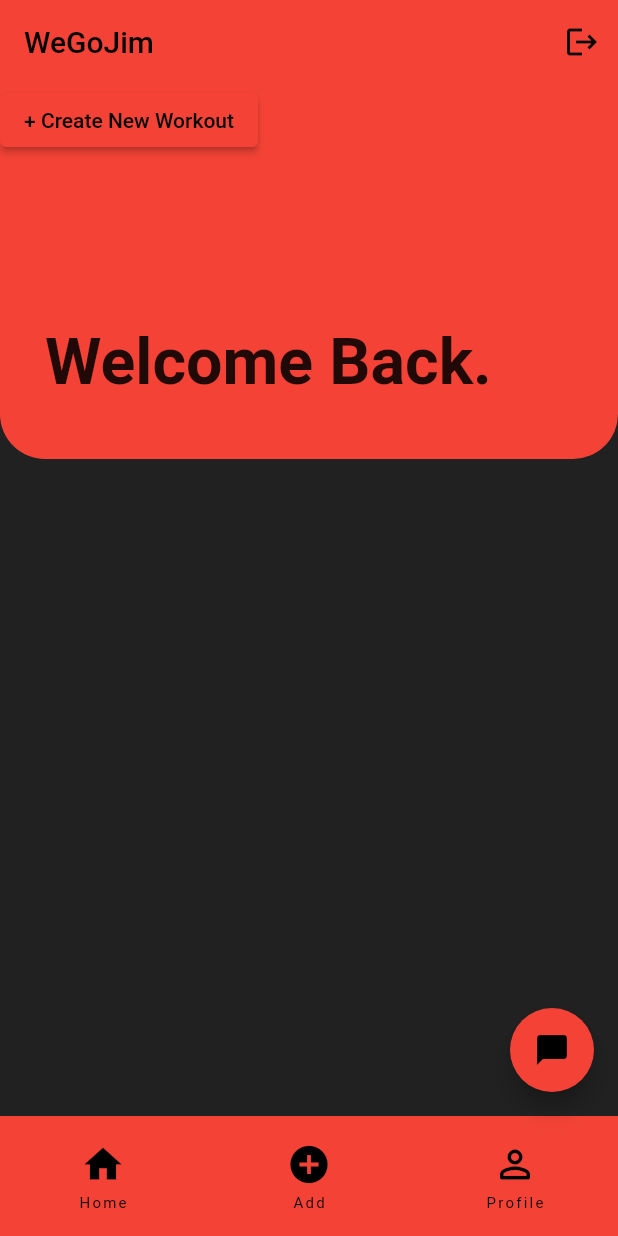
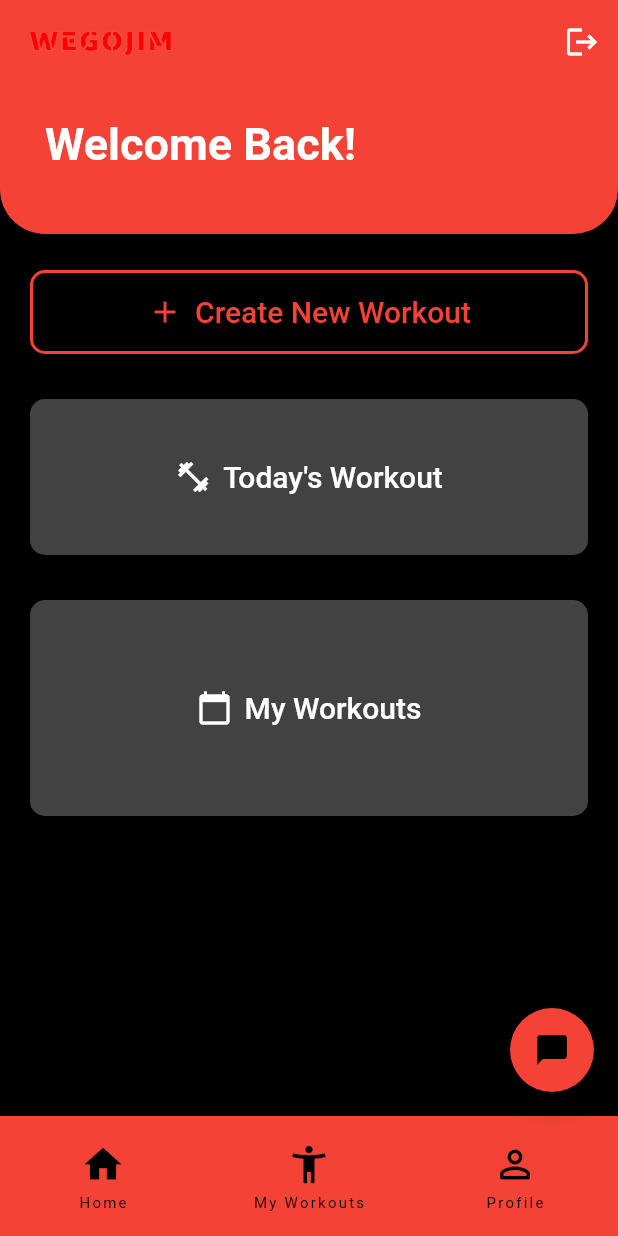
Before and after one commit to shannon-jx/WeGoJim, a Flutter app: the screen it shows once a user with an empty profile is signed in, after a tap on the "logout" icon, on a phone screen of 412 x 824 dp. Run offline on Flutter 3.47's test engine with Material 2 defaults, Android fonts, the phone set to English and light mode, and no system bars; our stand-ins replace firebase_auth, firebase_core; accounts and stored records are empty; generated files the repository leaves out were written again; network calls fail.

Commit message:
Add files via upload

```diff
--- a/lib/home_page.dart
+++ b/lib/home_page.dart
@@ -1,12 +1,25 @@
 import 'package:flutter/material.dart';
 import 'package:wegojim/create_new_workout_page.dart';
+import 'package:wegojim/todays_workout_page.dart';
+
+import 'my_workouts_page.dart';
 
 class HomePage extends StatelessWidget {
   const HomePage({super.key});
 
   @override
   Widget build(BuildContext context) {
-    return Stack(
+    return Scaffold(
+      body: Container(
+        decoration: const BoxDecoration(
+          gradient: LinearGradient(
+            colors: [Colors.black, Colors.black],
+            begin: Alignment.center,
+            end: Alignment.bottomCenter,
+          ),
+        ),
+        child: Column(
+          crossAxisAlignment: CrossAxisAlignment.stretch,
           children: [
             Container(
               decoration: const BoxDecoration(
@@ -16,24 +29,27 @@ class HomePage extends StatelessWidget {
                 ),
                 color: Colors.red,
               ),
-          height: 250,
+              height: 100,
               padding: const EdgeInsets.only(
                 left: 30,
-            bottom: 40,
+                bottom: 20,
               ),
               child: const Align(
-            alignment: Alignment.bottomLeft,
+                alignment: Alignment.centerLeft,
                 child: Text(
-              'Welcome Back.',
+                  'Welcome Back!',
                   style: TextStyle(
-                fontSize: 43,
+                    fontSize: 30,
                     fontWeight: FontWeight.bold,
+                    color: Colors.white,
                   ),
                 ),
               ),
             ),
-
-        ElevatedButton(
+            const SizedBox(height: 24),
+            Padding(
+              padding: const EdgeInsets.symmetric(horizontal: 20),
+              child: ElevatedButton(
                 onPressed: () {
                   Navigator.of(context).push(
                     MaterialPageRoute(
@@ -43,9 +59,100 @@ class HomePage extends StatelessWidget {
                     ),
                   );
                 },
-        child: const Text('+ Create New Workout', style: TextStyle(color: Colors.black),),
+                style: TextButton.styleFrom(
+                  padding: const EdgeInsets.all(16),
+                  backgroundColor: Colors.transparent,
+                  shape: RoundedRectangleBorder(
+                    borderRadius: BorderRadius.circular(10),
+                    side: const BorderSide(color: Colors.red, width: 2),
+                  ),
+                ),
+                child: const Row(
+                  mainAxisAlignment: MainAxisAlignment.center,
+                  children: [
+                    Icon(Icons.add, color: Colors.red),
+                    SizedBox(width: 8),
+                    Text(
+                      'Create New Workout',
+                      style: TextStyle(fontSize: 20,
+                      color: Colors.red),
                     ),
                   ],
+                ),
+              ),
+            ),
+            const SizedBox(height: 30),
+            Padding(
+              padding: const EdgeInsets.symmetric(horizontal: 20),
+              child: ElevatedButton(
+                onPressed: () {
+                  Navigator.of(context).push(
+                    MaterialPageRoute(
+                      builder: (BuildContext context) {
+                        return const TodaysWorkout();
+                      },
+                    ),
+                  );
+                },
+                style: ElevatedButton.styleFrom(
+                  padding: const EdgeInsets.all(40), backgroundColor: Colors.grey[800],
+                  shape: RoundedRectangleBorder(
+                    borderRadius: BorderRadius.circular(10),
+                  ),
+                ),
+                child: const Row(
+                  mainAxisAlignment: MainAxisAlignment.center,
+                  children: [
+                    Icon(Icons.fitness_center, color: Colors.white),
+                    SizedBox(width: 8),
+                    Text(
+                      "Today's Workout",
+                      style: TextStyle(
+                        fontSize: 20,
+                        color: Colors.white),
+                    ),
+                  ],
+                ),
+              ),
+            ),
+            const SizedBox(height: 30),
+            Padding(
+              padding: const EdgeInsets.symmetric(horizontal: 20),
+              child: ElevatedButton(
+                onPressed: () {
+                  Navigator.of(context).push(
+                    MaterialPageRoute(
+                      builder: (BuildContext context) {
+                        return const MyWorkoutsPage();
+                      },
+                    ),
+                  );
+                },
+                style: ElevatedButton.styleFrom(
+                  padding: const EdgeInsets.all(60), backgroundColor: Colors.grey[800],
+                  shape: RoundedRectangleBorder(
+                    borderRadius: BorderRadius.circular(10),
+                  ),
+                ),
+                child: const Row(
+                  mainAxisAlignment: MainAxisAlignment.center,
+                  children: [
+                    Icon(Icons.calendar_today, color: Colors.white
+                    ),
+                    SizedBox(width: 8),
+                    Text(
+                      "My Workouts",
+                      style: TextStyle(
+                        fontSize: 20,
+                        color: Colors.white),
+                    ),
+                  ],
+                ),
+              ),
+            ),
+          ],
+        ),
+      ),
     );
   }
 }
--- a/lib/login_page.dart
+++ b/lib/login_page.dart
@@ -72,7 +72,15 @@ class _LoginPageState extends State<LoginPage> {
   Widget build(BuildContext context) {
     return Scaffold(
       backgroundColor: Colors.black,
-      body: SafeArea(
+      body: Container(
+        decoration: const BoxDecoration(
+          gradient: LinearGradient(
+            begin: Alignment.center,
+            end: Alignment.bottomCenter,
+            colors: [Colors.black, Colors.red],
+          ),
+        ),
+        child: SafeArea(
           child: Center(
             child: SingleChildScrollView(
               child: Column(
@@ -82,7 +90,7 @@ class _LoginPageState extends State<LoginPage> {
                     child: Image.asset('assets/logo.png'),
                   ),
 
-                const SizedBox(height: 80),
+                  const SizedBox(height: 30),
 
                   const Padding(
                     padding: EdgeInsets.only(
@@ -91,16 +99,16 @@ class _LoginPageState extends State<LoginPage> {
                     child: Align(
                       alignment: Alignment.centerLeft,
                       child: Text(
-                      'Login.',
+                        'Welcome back!',
                         style: TextStyle(
                           color: Colors.white,
-                        fontSize: 30,
+                          fontSize: 20,
                         ),
                       ),
                     ),
                   ),
 
-                const SizedBox(height: 25),
+                  const SizedBox(height: 15),
 
                   // email textfield
                   MyTextField(
@@ -173,6 +181,7 @@ class _LoginPageState extends State<LoginPage> {
             ),
           ),
         ),
+      ),
     );
   }
 }
--- a/lib/main.dart
+++ b/lib/main.dart
@@ -4,7 +4,7 @@ import 'package:wegojim/auth_page.dart';
 import 'package:wegojim/home_page.dart';
 
 import 'package:firebase_core/firebase_core.dart';
-import 'firebase_options.dart';
+import 'components/firebase_options.dart';
 
 void main() async {
   WidgetsFlutterBinding.ensureInitialized();
@@ -21,7 +21,10 @@ class MyApp extends StatelessWidget {
   Widget build(BuildContext context) {
     return MaterialApp(
       debugShowCheckedModeBanner: false,
-      theme: ThemeData(primarySwatch: Colors.red),
+      theme: ThemeData(
+        primarySwatch: Colors.red, // Change the primary color
+        hintColor: Colors.grey[400], // Change the accent color
+      ),
       home: const AuthPage(),
     );
   }
@@ -44,14 +47,21 @@ class _RootPageState extends State<RootPage> {
   @override
   Widget build(BuildContext context) {
     return Scaffold(
-      backgroundColor: Colors.grey.shade900,
+      backgroundColor: Colors.black,
       appBar: AppBar(
         elevation: 0,
-        title: const Text('WeGoJim', style: TextStyle(color: Colors.black)),
+        title: Image.asset(
+          'assets/logo.png',
+          width: 100,
+          height: 1000,
+        ),
         actions: [
           IconButton(
             onPressed: signUserOut,
-            icon: const Icon(Icons.logout, color: Colors.black,),
+            icon: const Icon(
+              Icons.logout,
+              color: Colors.white,
+            ),
           ),
         ],
       ),
@@ -60,15 +70,26 @@ class _RootPageState extends State<RootPage> {
         onPressed: () {
           debugPrint('Floating Action Button');
         },
-        child: const Icon(Icons.messenger_rounded, color: Colors.black,),
+        child: const Icon(
+          Icons.messenger_rounded,
+          color: Colors.black,
+        ),
       ),
       bottomNavigationBar: NavigationBar(
         backgroundColor: Colors.red,
         destinations: const [
-          NavigationDestination(icon: Icon(Icons.home_sharp, size: 30), label: 'Home'),
-          NavigationDestination(icon: Icon(Icons.add_circle, size: 30), label: 'Add'),
           NavigationDestination(
-              icon: Icon(Icons.person_outline_rounded, size: 30), label: 'Profile'),
+            icon: Icon(Icons.home_sharp, size: 30, color: Colors.black),
+            label: 'Home',
+          ),
+          NavigationDestination(
+              icon: Icon(Icons.accessibility_new_sharp,
+                  size: 30, color: Colors.black),
+              label: 'My Workouts'),
+          NavigationDestination(
+              icon: Icon(Icons.person_outline_rounded,
+                  size: 30, color: Colors.black),
+              label: 'Profile'),
         ],
         onDestinationSelected: (int index) {
           setState(() {
--- /dev/null
+++ b/lib/my_workouts_page.dart
@@ -0,0 +1,23 @@
+import 'package:flutter/material.dart';
+
+class MyWorkoutsPage extends StatelessWidget {
+  const MyWorkoutsPage({super.key});
+
+  @override
+  Widget build(BuildContext context) {
+    return Scaffold(
+      appBar: AppBar(
+        title: const Text('My Workouts'),
+      ),
+      body: const Center(
+        child: Text(
+          'My Workouts Page',
+          style: TextStyle(
+            fontSize: 24,
+            fontWeight: FontWeight.bold,
+          ),
+        ),
+      ),
+    );
+  }
+}
--- a/lib/register_page.dart
+++ b/lib/register_page.dart
@@ -1,9 +1,7 @@
 import 'package:firebase_auth/firebase_auth.dart';
 import 'package:flutter/material.dart';
 import 'package:wegojim/auth_page.dart';
-import 'package:wegojim/components/my_button.dart';
 import 'package:wegojim/components/my_textfield.dart';
-
 
 class RegisterPage extends StatefulWidget {
   const RegisterPage({super.key});
@@ -13,27 +11,35 @@ class RegisterPage extends StatefulWidget {
 }
 
 class _RegisterPageState extends State<RegisterPage> {
-
   final emailController = TextEditingController();
   final passwordController = TextEditingController();
   final confirmPasswordController = TextEditingController();
 
   void signUserUp() async {
+    String email = emailController.text.trim();
+    String password = passwordController.text.trim();
+    String confirmPassword = confirmPasswordController.text.trim();
+
+    if (email.isEmpty || password.isEmpty || confirmPassword.isEmpty) {
+      showErrorMessage("Please fill in all fields.");
+      return;
+    }
+
     try {
-      if (passwordController.text == confirmPasswordController.text) {
+      if (password == confirmPassword) {
         await FirebaseAuth.instance.createUserWithEmailAndPassword(
-          email: emailController.text,
-          password: passwordController.text,
+          email: email,
+          password: password,
         );
       } else {
-        showErrorMessage("Passwords Don't Match.");
+        showErrorMessage("Passwords don't match.");
       }
     } on FirebaseAuthException catch (e) {
       showErrorMessage(e.code);
     }
   }
 
-    // error message popup
+  // error message popup
   void showErrorMessage(String message) {
     showDialog(
       context: context,
@@ -74,7 +80,7 @@ class _RegisterPageState extends State<RegisterPage> {
                   child: Align(
                     alignment: Alignment.centerLeft,
                     child: Text(
-                      'Register.',
+                      'Join us!',
                       style: TextStyle(
                         color: Colors.white,
                         fontSize: 30,
@@ -84,6 +90,23 @@ class _RegisterPageState extends State<RegisterPage> {
                 ),
 
                 const SizedBox(height: 25),
+
+                // Name textfield
+                MyTextField(
+                  controller: emailController,
+                  hintText: 'First Name',
+                  obscureText: false,
+                ),
+
+                const SizedBox(height: 10),
+
+                MyTextField(
+                  controller: emailController,
+                  hintText: 'Last Name',
+                  obscureText: false,
+                ),
+
+                const SizedBox(height: 10),
 
                 // email textfield
                 MyTextField(
@@ -142,15 +165,15 @@ class _RegisterPageState extends State<RegisterPage> {
                   mainAxisAlignment: MainAxisAlignment.center,
                   children: [
                     const Text(
-                      'Have an account? ',
+                      'Already have an account? ',
                       style: TextStyle(color: Colors.white),
                     ),
-
                     const SizedBox(width: 4),
-
                     GestureDetector(
                       onTap: () {
-                        Navigator.of(context).pushReplacement(MaterialPageRoute(builder: (BuildContext context)=>const AuthPage()));
+                        Navigator.of(context).pushReplacement(MaterialPageRoute(
+                            builder: (BuildContext context) =>
+                                const AuthPage()));
                       },
                       child: const Text(
                         'Login now.',
--- /dev/null
+++ b/lib/todays_workout_page.dart
@@ -0,0 +1,20 @@
+import 'package:flutter/material.dart';
+
+class TodaysWorkout extends StatelessWidget {
+  const TodaysWorkout({super.key});
+
+  @override
+  Widget build(BuildContext context) {
+    return Scaffold(
+      appBar: AppBar(
+        title: const Text('Today\'s Workout'),
+      ),
+      body: const Center(
+        child: Text(
+          'Today\'s Workout Page',
+          style: TextStyle(fontSize: 24),
+        ),
+      ),
+    );
+  }
+}
```
Also changed, not shown: lib/create_new_workout_page.dart (line endings or trailing spaces). Lines whose indentation alone changed are shown as unchanged.
